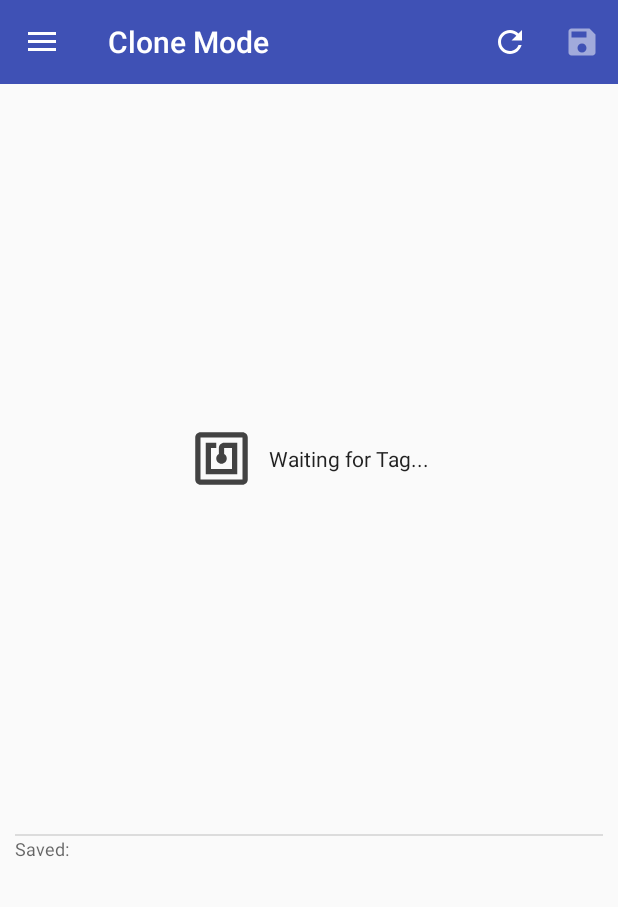
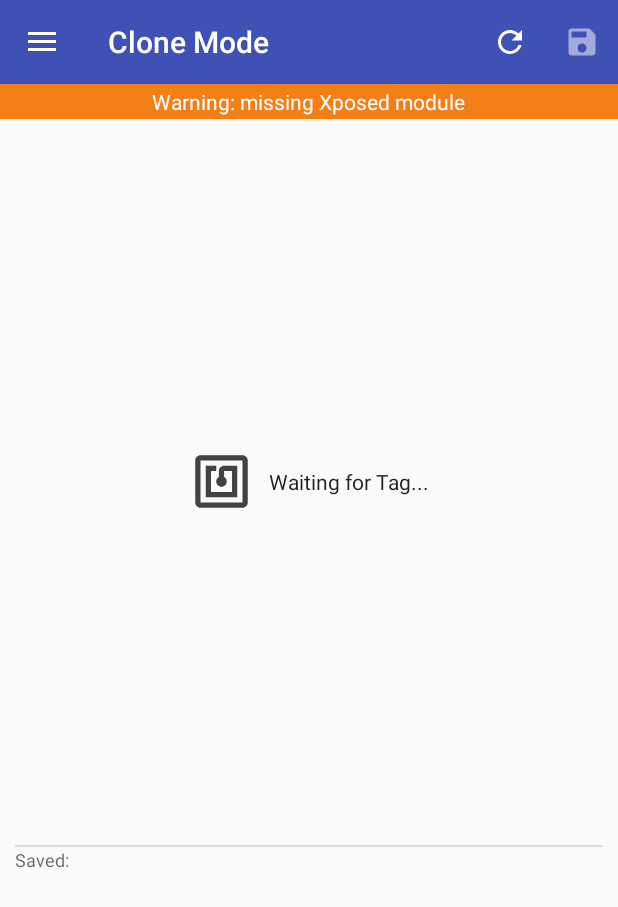
Before and after one commit to nfcgate/nfcgate, an Android app: the screen it shows after launch (MainActivity), on a phone screen of 412 x 824 dp. Shown: the top 907 px of the screen. Run offline under Robolectric (Android 15) with nearby library versions, the phone set to English and light mode, and no system bars; our stand-ins replace Room's generated code; libraries missing offline, so code that uses them is left out: android.arch.persistence, android.support.v7.

Commit message:
Moved xposed warning to clone fragment

```diff
--- a/app/src/main/java/tud/seemuh/nfcgate/gui/MainActivity.java
+++ b/app/src/main/java/tud/seemuh/nfcgate/gui/MainActivity.java
@@ -20,6 +20,7 @@ import android.view.View;
 import android.widget.RelativeLayout;
 
 import tud.seemuh.nfcgate.R;
+import tud.seemuh.nfcgate.gui.component.Semaphore;
 import tud.seemuh.nfcgate.gui.fragment.AboutFragment;
 import tud.seemuh.nfcgate.gui.fragment.CloneFragment;
 import tud.seemuh.nfcgate.gui.fragment.LoggingFragment;
@@ -99,8 +100,6 @@ public class MainActivity extends AppCompatActivity {
         mNfc = new NfcManager(this);
         if (!mNfc.hasNfc())
             showWarning("This device seems to be missing the NFC capability.");
-        else if (!NfcManager.isHookLoaded())
-            showWarning("The Xposed module is not enabled or Xposed is not installed.");
     }
 
     @Override
--- a/app/src/main/java/tud/seemuh/nfcgate/gui/component/Semaphore.java
+++ b/app/src/main/java/tud/seemuh/nfcgate/gui/component/Semaphore.java
@@ -58,6 +58,12 @@ public class Semaphore {
         mSemaphoreText.setText("Network: " + message);
     }
 
+    public void setWarning(String message) {
+        mSemaphore.setBackgroundResource(backgroundByState(State.YELLOW));
+        mSemaphoreText.setTextColor(colorByState(State.YELLOW));
+        mSemaphoreText.setText("Warning: " + message);
+    }
+
     public void setVisibility(boolean visible) {
         mSemaphore.setVisibility(visible ? View.VISIBLE : View.GONE);
     }
--- a/app/src/main/java/tud/seemuh/nfcgate/gui/fragment/CloneFragment.java
+++ b/app/src/main/java/tud/seemuh/nfcgate/gui/fragment/CloneFragment.java
@@ -30,6 +30,7 @@ import tud.seemuh.nfcgate.db.TagInfo;
 import tud.seemuh.nfcgate.gui.MainActivity;
 import tud.seemuh.nfcgate.gui.Util;
 import tud.seemuh.nfcgate.db.model.TagInfoViewModel;
+import tud.seemuh.nfcgate.gui.component.Semaphore;
 import tud.seemuh.nfcgate.nfc.NfcManager;
 import tud.seemuh.nfcgate.nfc.config.ConfigBuilder;
 import tud.seemuh.nfcgate.nfc.modes.CloneMode;
@@ -108,6 +109,10 @@ public class CloneFragment extends Fragment {
 
         mTagInfoAdapter = new ArrayAdapter<>(getActivity(), android.R.layout.simple_list_item_1);
         mCloneSaved.setAdapter(mTagInfoAdapter);
+
+        // show warning if xposed module is missing
+        if (!NfcManager.isHookLoaded())
+            new Semaphore(getMainActivity()).setWarning("missing Xposed module");
     }
 
     @Override
@@ -188,6 +193,10 @@ public class CloneFragment extends Fragment {
         return ((MainActivity) getActivity()).getNfc();
     }
 
+    protected MainActivity getMainActivity() {
+        return ((MainActivity) getActivity());
+    }
+
     class UICloneMode extends CloneMode {
         @Override
         public void onData(boolean isForeign, final NfcComm data) {
```
Also changed, not shown: app/src/main/java/tud/seemuh/nfcgate/gui/fragment/ReplayFragment.java (+6 -3 lines).
